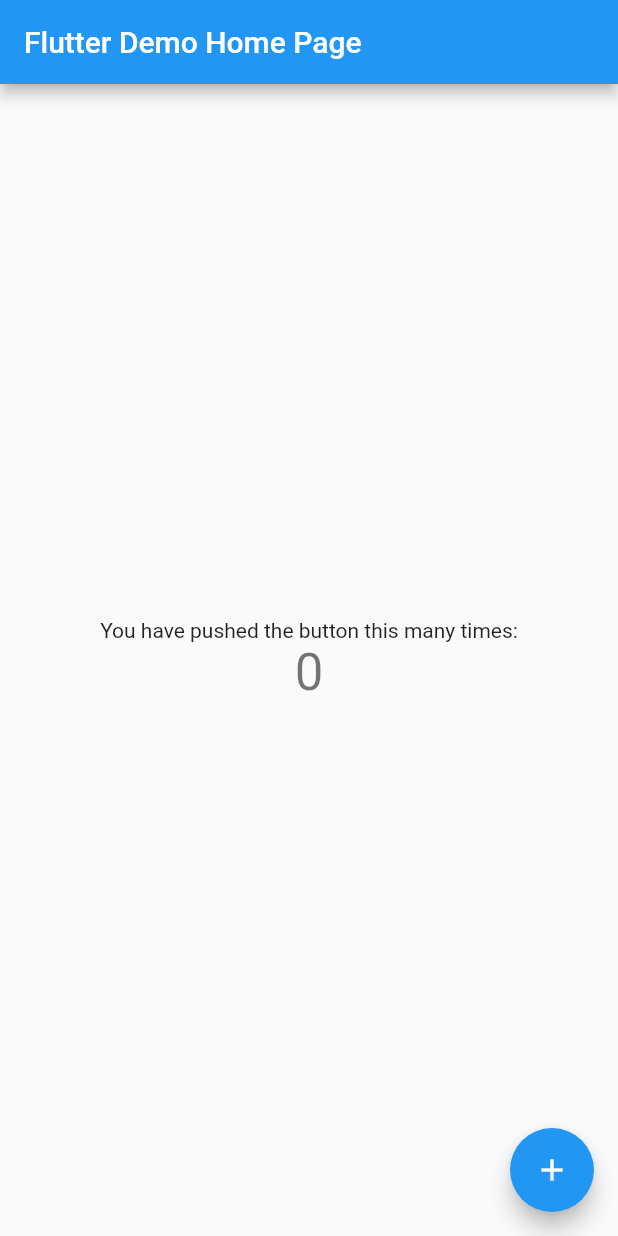
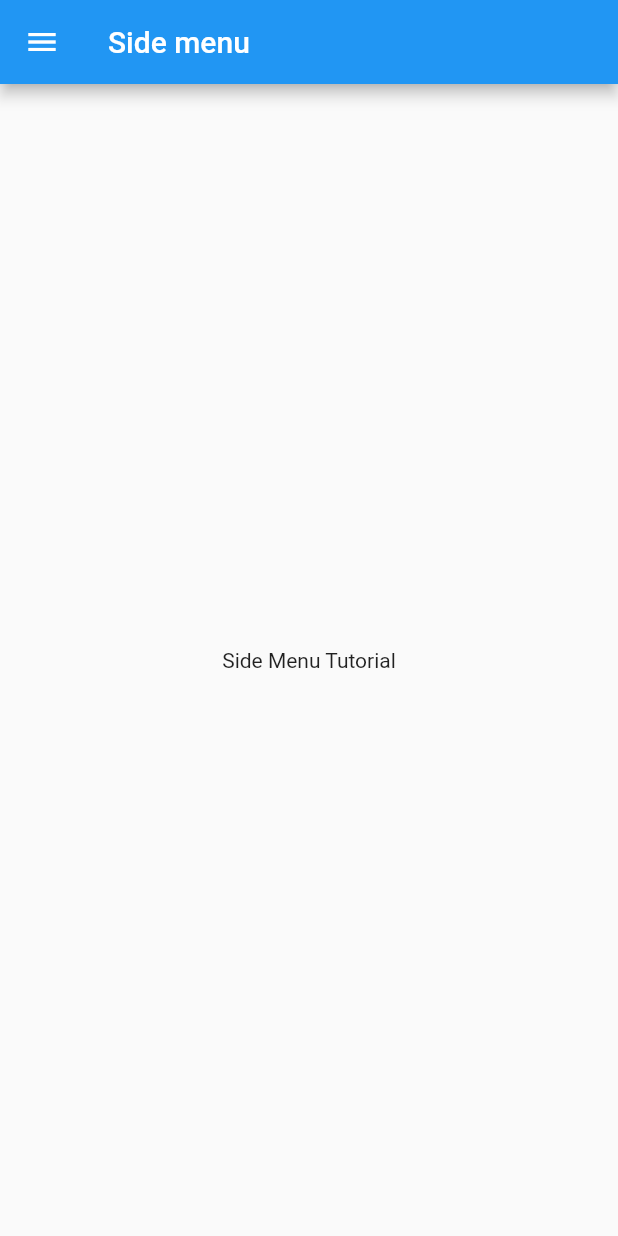
Before and after one commit to AndreaBasile97/ombrelloni_flutter, a Flutter app: the screen it shows after launch, on a phone screen of 412 x 824 dp. Run offline on Flutter 3.47's test engine with Material 2 defaults, Android fonts, the phone set to English and light mode, and no system bars.

Commit message:
Side Menu

```diff
--- a/lib/main.dart
+++ b/lib/main.dart
@@ -1,4 +1,5 @@
 import 'package:flutter/material.dart';
+import 'package:ombrelloni_flutter/screens/admin_panel.dart';
 
 void main() {
   runApp(const MyApp());
@@ -24,7 +25,7 @@
         // is not restarted.
         primarySwatch: Colors.blue,
       ),
-      home: const MyHomePage(title: 'Flutter Demo Home Page'),
+      home: const AdminPanel(),
     );
   }
 }
--- /dev/null
+++ b/lib/screens/admin_panel.dart
@@ -0,0 +1,19 @@
+import 'package:flutter/material.dart';
+import 'package:ombrelloni_flutter/screens/nav_drawer.dart';
+
+class AdminPanel extends StatelessWidget {
+  const AdminPanel({Key? key}) : super(key: key);
+
+  @override
+  Widget build(BuildContext context) {
+    return Scaffold(
+      drawer: const NavDrawer(),
+      appBar: AppBar(
+        title: const Text('Side menu'),
+      ),
+      body: const Center(
+        child: Text('Side Menu Tutorial'),
+      ),
+    );
+  }
+}
```
Also changed, not shown: lib/screens/nav_drawer.dart (added, +52 -0 lines).
